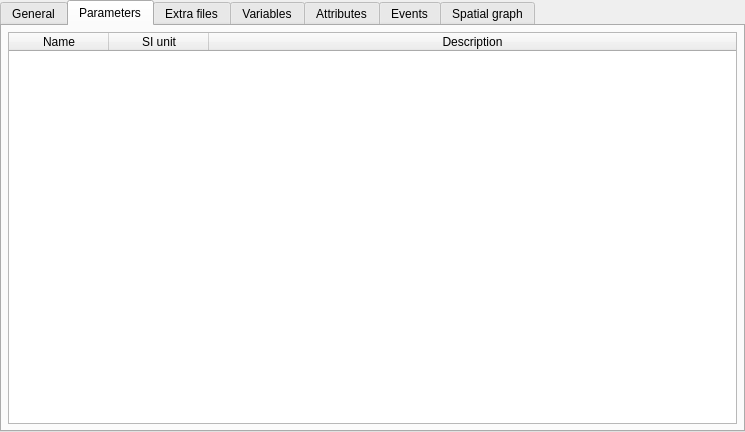
Before: the Qt Designer form src/apps/openfluid-builder/common/SignatureWidget.ui in OpenFLUID/openfluid, drawn with Qt 5.
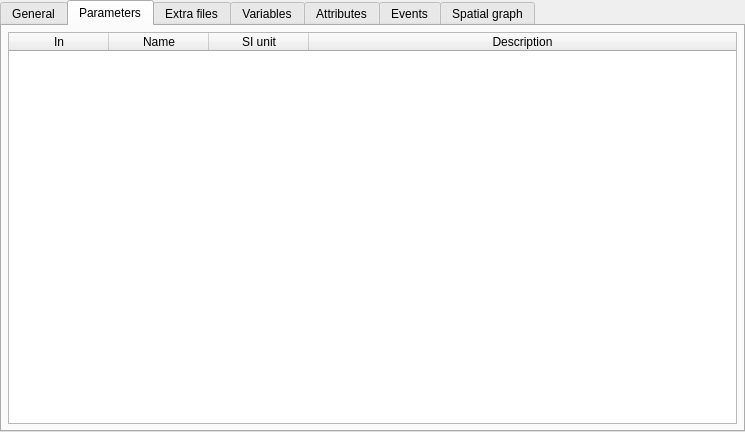
After: the same form once the commit is applied. The open tabs and pages were chosen to show the change.

```diff
--- a/src/apps/openfluid-builder/common/SignatureWidget.ui
+++ b/src/apps/openfluid-builder/common/SignatureWidget.ui
@@ -134,6 +134,11 @@
          <attribute name="verticalHeaderHighlightSections">
           <bool>false</bool>
          </attribute>
+         <column>
+          <property name="text">
+           <string>In</string>
+          </property>
+         </column>
          <column>
           <property name="text">
            <string>Name</string>
```
Left out of the diff: 6 changed lines with no effect on the pictures.
